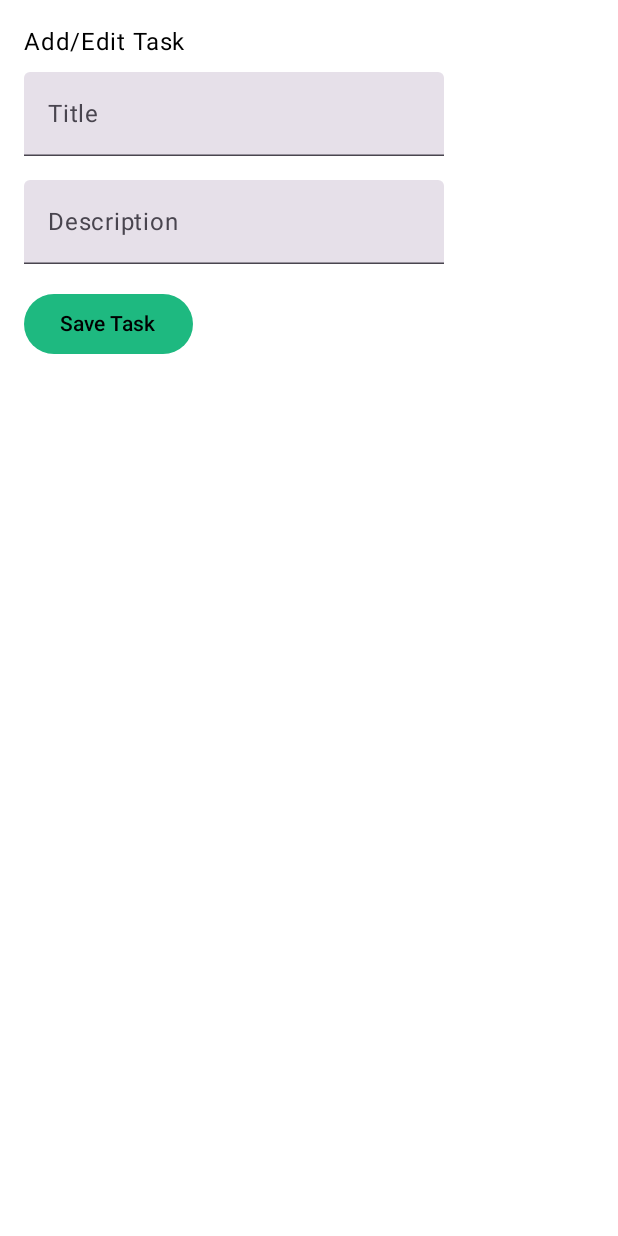
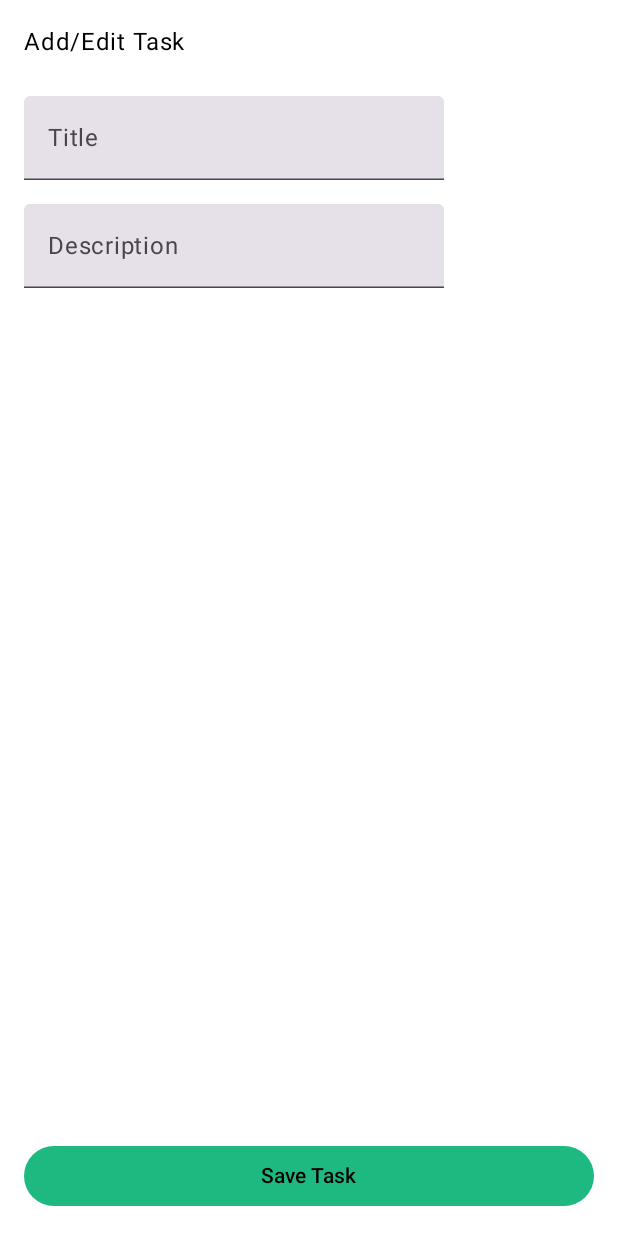
Before and after one commit to IFRAERI/ToDoList, an Android app built with Jetpack Compose: the AddEditTaskScreen screen opened through its navigation route, on a phone screen of 412 x 824 dp. Run offline under Robolectric (Android 15) with nearby library versions, the light colour scheme and no system bars; our stand-ins replace Firebase (no records; nobody signed in at launch, a user with empty details on screens opened directly), livedata-compose; 1 statement that could not run was skipped.

Commit message:
Fix keyboard overlapping buttons issue

```diff
--- a/app/src/main/AndroidManifest.xml
+++ b/app/src/main/AndroidManifest.xml
@@ -16,6 +16,7 @@
             android:name=".MainActivity"
             android:exported="true"
             android:label="@string/app_name"
+            android:windowSoftInputMode="adjustResize"
             android:theme="@style/Theme.ToDoList">
             <intent-filter>
                 <action android:name="android.intent.action.MAIN" />
--- a/app/src/main/java/aodintsov/to_do_list/view/AddEditTaskScreen.kt
+++ b/app/src/main/java/aodintsov/to_do_list/view/AddEditTaskScreen.kt
@@ -1,9 +1,17 @@
 package aodintsov.to_do_list.view
 
 import android.util.Log
+import androidx.compose.foundation.layout.Arrangement
 import androidx.compose.foundation.layout.Column
+import androidx.compose.foundation.layout.Row
+import androidx.compose.foundation.layout.Spacer
 import androidx.compose.foundation.layout.fillMaxSize
+import androidx.compose.foundation.layout.fillMaxWidth
+import androidx.compose.foundation.layout.height
+import androidx.compose.foundation.layout.navigationBarsPadding
 import androidx.compose.foundation.layout.padding
+import androidx.compose.foundation.rememberScrollState
+import androidx.compose.foundation.verticalScroll
 import androidx.compose.material3.Button
 import androidx.compose.material3.Text
 import androidx.compose.material3.TextField
@@ -55,8 +63,18 @@ fun AddEditTaskScreen(
         }
     }
 
-    Column(modifier = modifier.fillMaxSize().padding(16.dp)) {
+    Column(
+        modifier = modifier
+            .fillMaxSize()
+            .padding(16.dp)
+            .verticalScroll(rememberScrollState())
+            .navigationBarsPadding()
+
+
+    ) {
         Text(text = "Add/Edit Task")
+
+        Spacer(modifier = Modifier.height(16.dp))
 
         TextField(
             value = taskTitle,
@@ -72,6 +90,12 @@ fun AddEditTaskScreen(
             modifier = Modifier.padding(vertical = 8.dp)
         )
 
+        Spacer(modifier = Modifier.weight(1f))
+
+        Row(
+            horizontalArrangement = Arrangement.spacedBy(8.dp),
+            modifier = Modifier.fillMaxWidth()
+        ) {
             Button(
                 onClick = {
                     if (taskId == null) {
@@ -82,7 +106,7 @@ fun AddEditTaskScreen(
                     }
                     navController.navigateUp()
                 },
-            modifier = Modifier.padding(vertical = 8.dp)
+                modifier = Modifier.weight(1f)
             ) {
                 Text(text = "Save Task")
             }
@@ -93,10 +117,11 @@ fun AddEditTaskScreen(
                         taskViewModel.deleteTask(taskId, "yourUserId")
                         navController.navigateUp()
                     },
-                modifier = Modifier.padding(vertical = 8.dp)
+                    modifier = Modifier.weight(1f)
                 ) {
                     Text(text = "Delete Task")
                 }
             }
         }
     }
+}
--- a/app/src/main/java/aodintsov/to_do_list/view/TaskListScreen.kt
+++ b/app/src/main/java/aodintsov/to_do_list/view/TaskListScreen.kt
@@ -3,14 +3,21 @@ package aodintsov.to_do_list.view
 import android.util.Log
 import androidx.compose.foundation.ExperimentalFoundationApi
 import androidx.compose.foundation.combinedClickable
+import androidx.compose.foundation.layout.Box
 import androidx.compose.foundation.layout.Column
+import androidx.compose.foundation.layout.Spacer
+import androidx.compose.foundation.layout.fillMaxHeight
+import androidx.compose.foundation.layout.fillMaxSize
+import androidx.compose.foundation.layout.padding
 import androidx.compose.foundation.lazy.LazyColumn
 import androidx.compose.foundation.lazy.items
 import androidx.compose.material3.Button
 import androidx.compose.material3.Text
 import androidx.compose.runtime.Composable
 import androidx.compose.runtime.livedata.observeAsState
+import androidx.compose.ui.Alignment
 import androidx.compose.ui.Modifier
+import androidx.compose.ui.unit.dp
 import androidx.lifecycle.viewmodel.compose.viewModel
 import androidx.navigation.NavController
 import aodintsov.to_do_list.model.Task
@@ -37,12 +44,13 @@ fun TaskListScreen(
         Log.d("TaskListScreen", "Task ID: ${task.taskId}")
     }
 
-    Column(modifier = modifier) {
+    Box(modifier = Modifier.fillMaxSize()) {
+        Column(modifier = modifier.fillMaxHeight().padding(16.dp)) {
             Text(text = "Task List")
             if (tasks.value.isEmpty()) {
                 Text(text = "No tasks available.")
             } else {
-            LazyColumn {
+                LazyColumn(modifier = Modifier.weight(1f)) {
                     items(tasks.value) { task ->
                         TaskItem(task = task) {
                             Log.d("TaskListScreen", "Navigating to addEditTask with taskId: ${task.taskId}")
@@ -51,12 +59,17 @@ fun TaskListScreen(
                     }
                 }
             }
-        Button(onClick = { navController.navigate("addEditTask") }) {
+            Spacer(modifier = Modifier.weight(1f))
+        }
+        Button(
+            onClick = { navController.navigate("addEditTask") },
+            modifier = Modifier.align(Alignment.BottomCenter).padding(16.dp)
+        ) {
             Text(text = "Add Task")
         }
-        Button(onClick = { taskViewModel.deleteAllTasks() }) {
-            Text(text = "Delete All Tasks")
-        }
+//        Button(onClick = { taskViewModel.deleteAllTasks() }) {
+//            Text(text = "Delete All Tasks")
+//        }
     }
 }
 
```
Lines whose indentation alone changed are shown as unchanged.
